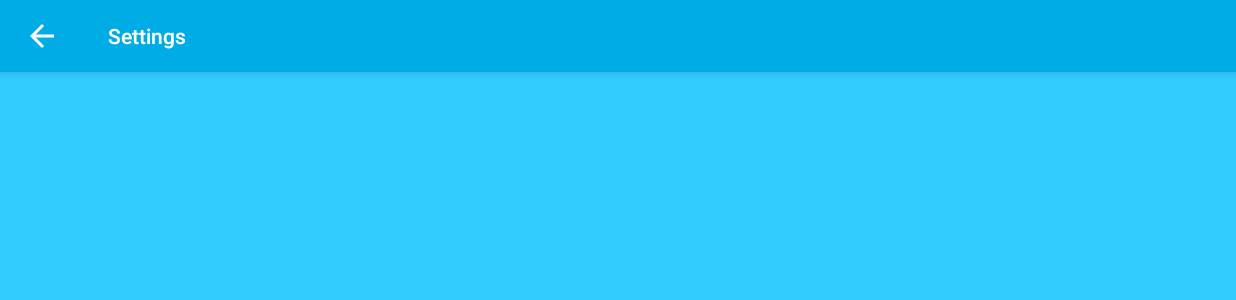
After one commit to tsmears/android-do-you-even-plank, an Android app: the SettingsActivity screen opened directly, with no data from a screen before it, on a phone screen of 824 x 412 dp (held sideways). The commit adds this screen. Shown: the top 300 px of the screen. Run offline under Robolectric (Android 15) with nearby library versions, the phone set to English and light mode, and no system bars; our stand-ins replace ButterKnife.

Commit message:
add history and settings activity shells

```diff
--- /dev/null
+++ b/app/src/main/java/com/doyouevenplank/android/activity/menu/SettingsActivity.java
@@ -0,0 +1,28 @@
+package com.doyouevenplank.android.activity.menu;
+
+import android.content.Context;
+import android.content.Intent;
+import android.os.Bundle;
+
+import com.doyouevenplank.android.R;
+import com.doyouevenplank.android.activity.base.DoYouEvenPlankActivity;
+
+import butterknife.ButterKnife;
+
+public class SettingsActivity extends DoYouEvenPlankActivity {
+
+    public static void start(Context caller) {
+        Intent intent = new Intent(caller, SettingsActivity.class);
+        caller.startActivity(intent);
+    }
+
+    @Override
+    public void onCreate(Bundle savedInstanceState) {
+        super.onCreate(savedInstanceState);
+        setContentView(R.layout.activity_settings);
+        ButterKnife.bind(this);
+
+        getSupportActionBar().setTitle(R.string.settings);
+    }
+
+}
--- /dev/null
+++ b/app/src/main/res/layout/activity_settings.xml
@@ -0,0 +1,8 @@
+<?xml version="1.0" encoding="utf-8"?>
+<LinearLayout
+    xmlns:android="http://schemas.android.com/apk/res/android"
+    android:layout_width="match_parent"
+    android:layout_height="match_parent"
+    android:orientation="vertical">
+
+</LinearLayout>
```
Also changed, not shown: app/src/main/AndroidManifest.xml (+12 -0 lines), app/src/main/java/com/doyouevenplank/android/activity/PickDurationActivity.java (+6 -2 lines), app/src/main/java/com/doyouevenplank/android/activity/menu/ListHistoryActivity.java (added, +28 -0 lines), app/src/main/res/layout/activity_list_history.xml (added, +8 -0 lines).
